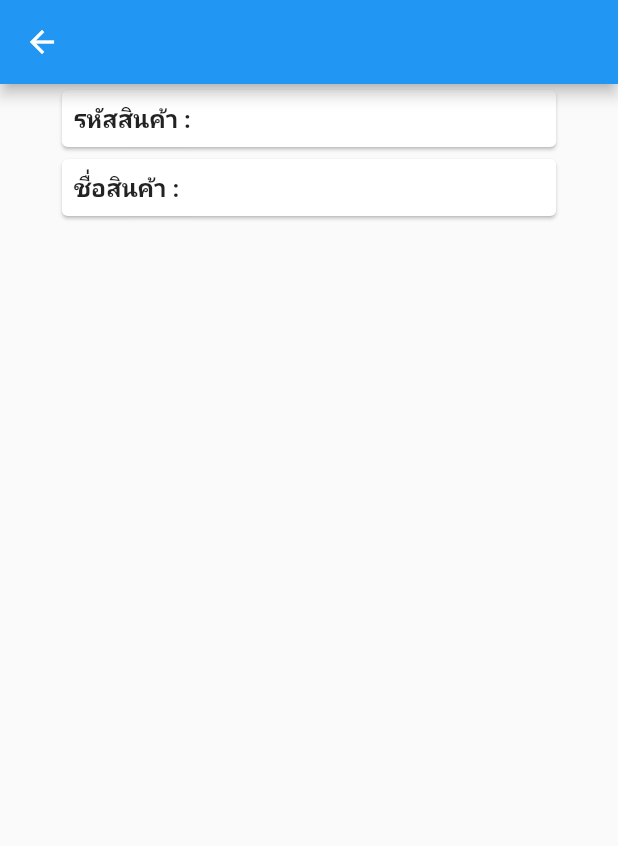
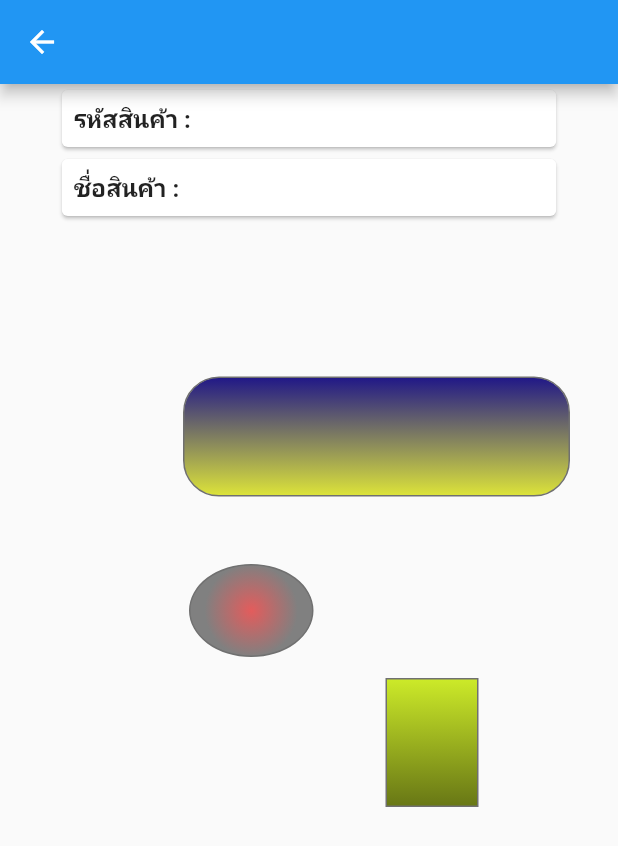
Before and after one commit to masterUNG/RawinPornShop, a Flutter app: the DetailProduct screen opened directly with empty values, on a phone screen of 412 x 824 dp. Shown: the top 846 px of the screen. Run offline on Flutter 3.47's test engine with Material 2 defaults, Android fonts, the phone set to English and light mode, and no system bars; our stand-ins replace dio, google_fonts; missing offline and left inert: barcode_scan, fontisto_flutter.

Commit message:
finish 17July

```diff
--- a/lib/widget/detail_product.dart
+++ b/lib/widget/detail_product.dart
@@ -27,6 +27,7 @@ class _DetailProductState extends State<DetailProduct> {
         children: <Widget>[
           buildText(context, 'รหัสสินค้า : ${model.code}'),
           buildText(context, 'ชื่อสินค้า : ${model.name}'),
+          learnXd(),
                   ],
                 ),
               );
@@ -49,4 +50,63 @@ class _DetailProductState extends State<DetailProduct> {
                 ],
               );
             }
+
+            Widget learnXd() {
+              return Stack(
+    children: <Widget>[
+      Transform.translate(
+        offset: Offset(45.0, 103.0),
+        child: Container(
+          width: 258.0,
+          height: 80.0,
+          decoration: BoxDecoration(
+            borderRadius: BorderRadius.circular(24.0),
+            gradient: LinearGradient(
+              begin: Alignment(0.0, -1.0),
+              end: Alignment(0.0, 1.0),
+              colors: [const Color(0xff1f1688), const Color(0xffdee539)],
+              stops: [0.0, 1.0],
+            ),
+            border: Border.all(width: 1.0, color: const Color(0xff707070)),
+          ),
+        ),
+      ),
+      Transform.translate(
+        offset: Offset(49.0, 228.0),
+        child: Container(
+          width: 83.0,
+          height: 62.0,
+          decoration: BoxDecoration(
+            borderRadius: BorderRadius.all(Radius.elliptical(41.5, 31.0)),
+            gradient: RadialGradient(
+              center: Alignment(0.0, 0.0),
+              radius: 0.5,
+              colors: [const Color(0xffe35c5c), const Color(0xff808080)],
+              stops: [0.0, 1.0],
+              transform: GradientXDTransform(
+                  1.0, 0.0, 0.0, 1.0, 0.0, 0.0, Alignment(0.0, 0.0)),
+            ),
+            border: Border.all(width: 1.0, color: const Color(0xff707070)),
+          ),
+        ),
+      ),
+      Transform.translate(
+        offset: Offset(180.0, 304.0),
+        child: Container(
+          width: 62.0,
+          height: 86.0,
+          decoration: BoxDecoration(
+            gradient: LinearGradient(
+              begin: Alignment(0.0, -1.0),
+              end: Alignment(0.0, 1.0),
+              colors: [const Color(0xffcdeb29), const Color(0xff677615)],
+              stops: [0.0, 1.0],
+            ),
+            border: Border.all(width: 1.0, color: const Color(0xff707070)),
+          ),
+        ),
+      ),
+    ],
+  );
             }
+}
```
Lines whose indentation alone changed are shown as unchanged.
